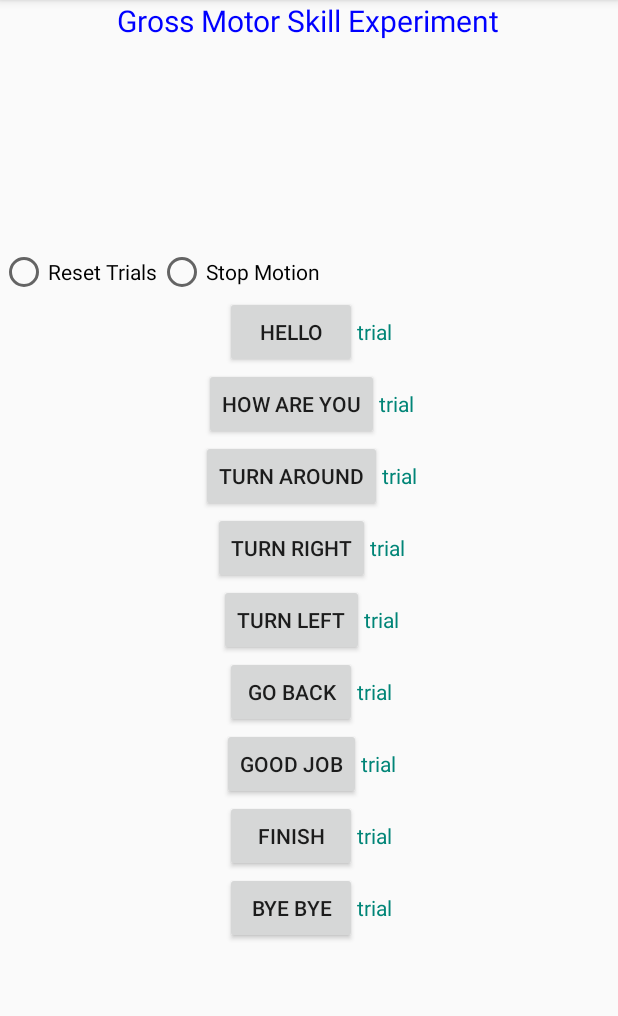
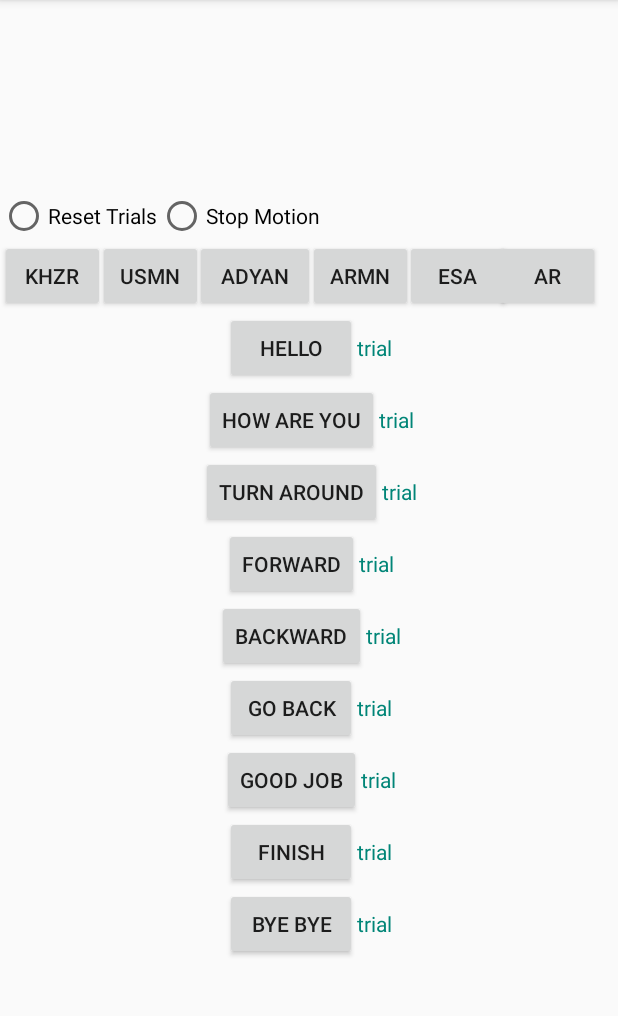
Before and after one commit to mq27/ipmr-Experiment, an Android app: the screen it shows after launch (MainActivity), on a phone screen of 412 x 824 dp, the part 84-1100 px from its top. Run offline under Robolectric (Android 15) with nearby library versions, the phone set to English and light mode, and no system bars.

Commit message:
Students name added

```diff
--- a/app/src/main/java/com/example/exeriment/MainActivity.java
+++ b/app/src/main/java/com/example/exeriment/MainActivity.java
@@ -53,7 +53,7 @@ public class MainActivity extends AppCompatActivity {
     private ProgressBar progressBar;
     private static String SEPARATOR, TERMINATOR;
     private boolean restartDiscoveryBoolean;
-    Button turnaround, left, right, hello, btnbye, goodJob, howAre,goBack,finish;
+    Button turnaround, forward, backward, hello, btnbye, goodJob, howAre,goBack,finish,student1,student2,student3,student4,student5,student6;
     RadioButton reset,stopMtion;
     // Command String variables for expressions //
     final String FORWARD_MOVEMENT_CLASSIFIER = "F";
@@ -68,7 +68,6 @@ public class MainActivity extends AppCompatActivity {
     final String VERBALIZE_EMOTION = "V";
     final String MODIFIER = "000_000";
     final String distance = "800";
-    final String backDistance= "000";
     final String trunDistance = "2500";
     TextView tvHello, tvHow, tvTurn, tvRight, tvLeft, tvbye, tvGood,tvGo,tvFinish;
     int helloTrial, howTrial, turnTrial, rightTrial, leftTrial, doTrial, goodTrial,gobck,byebye;
@@ -167,8 +166,8 @@ public class MainActivity extends AppCompatActivity {
         progressBar.setVisibility(View.GONE);
         setUpBluetooth();
         turnaround = (Button) findViewById(R.id.btnturn);
-        left = (Button) findViewById(R.id.btnLeft);
-        right = (Button) findViewById(R.id.btnRight);
+        backward = (Button) findViewById(R.id.btnLeft);
+        forward = (Button) findViewById(R.id.btnRight);
         hello = (Button) findViewById(R.id.btnHello);
         btnbye = (Button) findViewById(R.id.btnBye);
         goodJob = (Button) findViewById(R.id.btngjob);
@@ -186,6 +185,14 @@ public class MainActivity extends AppCompatActivity {
         tvFinish=(TextView)findViewById(R.id.finishTrial);
         reset =(RadioButton)findViewById(R.id.resetButton);
         stopMtion=(RadioButton)findViewById(R.id.stopButton);
+
+        //students name
+        student1= (Button) findViewById(R.id.khizar);
+        student2= (Button) findViewById(R.id.Usman);
+        student3= (Button) findViewById(R.id.Adyaan);
+        student4= (Button) findViewById(R.id.Armaan);
+        student5= (Button) findViewById(R.id.Essa);
+        student6= (Button) findViewById(R.id.Arham);
         hello.setOnClickListener(new View.OnClickListener() {
             @Override
             public void onClick(View view) {
@@ -204,11 +211,11 @@ public class MainActivity extends AppCompatActivity {
             tvTurn.setText(String.valueOf(turnTrial));
             }
         });
-        right.setOnClickListener(new View.OnClickListener() {
+        forward.setOnClickListener(new View.OnClickListener() {
             @Override
             public void onClick(View view) {
                 writeToBluetooth("G", "Do this", valueOf(mySpeed));
-                writeToBluetooth(RIGHT_MOVEMENT_CLASSIFIER, distance, MODIFIER);
+                writeToBluetooth(FORWARD_MOVEMENT_CLASSIFIER, distance, MODIFIER);
                 rightTrial++;
                 tvRight.setText(String.valueOf(rightTrial));
                 handler.postDelayed(new Runnable() {
@@ -219,11 +226,11 @@ public class MainActivity extends AppCompatActivity {
                 },5000);
             }
         });
-        left.setOnClickListener(new View.OnClickListener() {
+        backward.setOnClickListener(new View.OnClickListener() {
             @Override
             public void onClick(View view) {
                 writeToBluetooth("G", "DO This", valueOf(mySpeed));
-                writeToBluetooth(LEFT_MOVEMENT_CLASSIFIER, distance, MODIFIER);
+                writeToBluetooth(BACKWARD_MOVEMENT_CLASSIFIER, distance, MODIFIER);
                 leftTrial++;
                 tvLeft.setText(String.valueOf(leftTrial));
                 handler.postDelayed(new Runnable() {
@@ -288,6 +295,47 @@ public class MainActivity extends AppCompatActivity {
                 writeToBluetooth("G","Finish",valueOf(mySpeed));
                 byebye++;
                 tvFinish.setText(valueOf(byebye));
+            }
+        });
+        student1.setOnClickListener(new View.OnClickListener() {
+            @Override
+            public void onClick(View view) {
+                writeToBluetooth("G", "Khizar Do This", valueOf(DEFAULT_SPEED));
+            }
+        });
+
+        student2.setOnClickListener(new View.OnClickListener() {
+            @Override
+            public void onClick(View view) {
+                writeToBluetooth("G", "Usmaan Do This", valueOf(mySpeed));
+            }
+        });
+
+        student3.setOnClickListener(new View.OnClickListener() {
+            @Override
+            public void onClick(View view) {
+                writeToBluetooth("G", "Adyaan Do This", valueOf(mySpeed));
+            }
+        });
+
+        student4.setOnClickListener(new View.OnClickListener() {
+            @Override
+            public void onClick(View view) {
+                writeToBluetooth("G", "Armaan Do This", valueOf(mySpeed));
+            }
+        });
+
+        student5.setOnClickListener(new View.OnClickListener() {
+            @Override
+            public void onClick(View view) {
+                writeToBluetooth("G", "eesa Do This", valueOf(mySpeed));
+            }
+        });
+
+        student6.setOnClickListener(new View.OnClickListener() {
+            @Override
+            public void onClick(View view) {
+                writeToBluetooth("G","Arhaam Do This", valueOf(mySpeed));
             }
         });
         reset.setOnClickListener(new View.OnClickListener() {
--- a/app/src/main/res/layout/activity_main.xml
+++ b/app/src/main/res/layout/activity_main.xml
@@ -7,14 +7,6 @@
     android:orientation="vertical"
     tools:context=".MainActivity">
 
-    <TextView
-        android:layout_width="wrap_content"
-        android:layout_height="wrap_content"
-        android:layout_gravity="center"
-        android:text="Gross Motor Skill Experiment"
-        android:textAlignment="center"
-        android:textColor="#0000FF"
-        android:textSize="20dp" />
     <LinearLayout
         android:layout_width="match_parent"
         android:layout_height="0dp"
@@ -31,11 +23,13 @@
                 android:layout_width="match_parent"
                 android:layout_height="match_parent"
                 android:orientation="horizontal">
+
                 <RadioButton
                     android:id="@+id/resetButton"
                     android:layout_width="wrap_content"
                     android:layout_height="wrap_content"
                     android:text="Reset Trials" />
+
                 <RadioButton
                     android:id="@+id/stopButton"
                     android:layout_width="wrap_content"
@@ -44,16 +38,72 @@
             </RadioGroup>
         </LinearLayout>
 
+
+        <RelativeLayout
+            android:layout_width="wrap_content"
+            android:layout_height="wrap_content"
+            android:orientation="horizontal">
+
+            <Button
+                android:id="@+id/khizar"
+                android:layout_width="70dp"
+                android:layout_height="wrap_content"
+                android:layout_marginRight="500dp"
+                android:text="Khzr"
+                tools:ignore="HardcodedText" />
+
+            <Button
+                android:id="@+id/Usman"
+                android:layout_width="70dp"
+                android:layout_height="wrap_content"
+                android:layout_marginLeft="65dp"
+                android:text="Usmn"
+                tools:ignore="HardcodedText" />
+
+            <Button
+                android:id="@+id/Adyaan"
+                android:layout_width="80dp"
+                android:layout_height="wrap_content"
+                android:layout_marginLeft="130dp"
+                android:text="Adyan"
+                tools:ignore="HardcodedText" />
+
+            <Button
+                android:id="@+id/Armaan"
+                android:layout_width="70dp"
+                android:layout_height="wrap_content"
+                android:layout_marginLeft="205dp"
+                android:text="Armn"
+                tools:ignore="HardcodedText" />
+            <Button
+                android:id="@+id/Essa"
+                android:layout_width="70dp"
+                android:layout_height="wrap_content"
+                android:layout_marginLeft="270dp"
+                android:text="Esa"
+                tools:ignore="HardcodedText" />
+            <Button
+                android:id="@+id/Arham"
+                android:layout_width="70dp"
+                android:layout_height="wrap_content"
+                android:layout_marginLeft="330dp"
+                android:text="Ar"
+                tools:ignore="HardcodedText" />
+
+        </RelativeLayout>
+
         <LinearLayout
             android:layout_width="match_parent"
             android:layout_height="wrap_content"
             android:gravity="center|center"
             android:orientation="horizontal">
 
+
             <Button
                 android:id="@+id/btnHello"
                 android:layout_width="wrap_content"
                 android:layout_height="wrap_content"
+                android:gravity="center"
                 android:text="Hello" />
 
             <TextView
@@ -74,7 +124,8 @@
                 android:id="@+id/btnHow"
                 android:layout_width="wrap_content"
                 android:layout_height="wrap_content"
-                android:text="How Are You" />
+                android:text="How Are You"
+                tools:ignore="HardcodedText" />
 
             <TextView
                 android:id="@+id/question"
@@ -82,6 +133,7 @@
                 android:layout_height="wrap_content"
                 android:text="trial"
                 android:textColor="@color/colorPrimary" />
+
         </LinearLayout>
 
 
@@ -90,6 +142,7 @@
             android:layout_height="wrap_content"
             android:gravity="center|center"
             android:orientation="horizontal">
+
 
             <Button
                 android:id="@+id/btnturn"
@@ -105,6 +158,7 @@
                 android:layout_height="wrap_content"
                 android:text="trial"
                 android:textColor="@color/colorPrimary" />
+
         </LinearLayout>
 
         <LinearLayout
@@ -117,7 +171,7 @@
                 android:id="@+id/btnRight"
                 android:layout_width="wrap_content"
                 android:layout_height="wrap_content"
-                android:text="Turn Right" />
+                android:text="Forward" />
 
             <TextView
                 android:id="@+id/tRight"
@@ -125,6 +179,7 @@
                 android:layout_height="wrap_content"
                 android:text="trial"
                 android:textColor="@color/colorPrimary" />
+
         </LinearLayout>
 
         <LinearLayout
@@ -137,7 +192,7 @@
                 android:id="@+id/btnLeft"
                 android:layout_width="wrap_content"
                 android:layout_height="wrap_content"
-                android:text="Turn Left" />
+                android:text="Backward" />
 
             <TextView
                 android:id="@+id/tLeft"
@@ -145,7 +200,9 @@
                 android:layout_height="wrap_content"
                 android:text="trial"
                 android:textColor="@color/colorPrimary" />
+
         </LinearLayout>
+
         <LinearLayout
             android:layout_width="match_parent"
             android:layout_height="wrap_content"
@@ -164,6 +221,7 @@
                 android:layout_height="wrap_content"
                 android:text="trial"
                 android:textColor="@color/colorPrimary" />
+
         </LinearLayout>
 
         <LinearLayout
@@ -184,6 +242,7 @@
                 android:layout_height="wrap_content"
                 android:text="trial"
                 android:textColor="@color/colorPrimary" />
+
         </LinearLayout>
 
         <LinearLayout
@@ -205,6 +264,7 @@
                 android:text="trial"
                 android:textColor="@color/colorPrimary" />
         </LinearLayout>
+
         <LinearLayout
             android:layout_width="match_parent"
             android:layout_height="wrap_content"
@@ -238,5 +298,6 @@
                 android:layout_width="wrap_content"
                 android:layout_height="wrap_content" />
         </LinearLayout>
+
     </LinearLayout>
 </LinearLayout>
```
Lines whose indentation alone changed are shown as unchanged.
